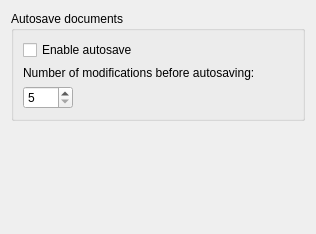
Before: the Qt Designer form app/ui/filespage.ui in pencil2d/pencil, drawn with Qt 5.
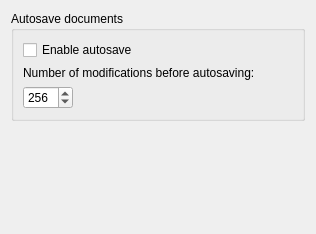
After: the same form once the commit is applied.

Patch:
```diff
--- a/app/ui/filespage.ui
+++ b/app/ui/filespage.ui
@@ -46,10 +46,13 @@
          </size>
         </property>
         <property name="minimum">
-         <number>5</number>
+         <number>4</number>
         </property>
         <property name="maximum">
-         <number>200</number>
+         <number>8192</number>
+        </property>
+        <property name="value">
+         <number>256</number>
         </property>
        </widget>
       </item>
```
